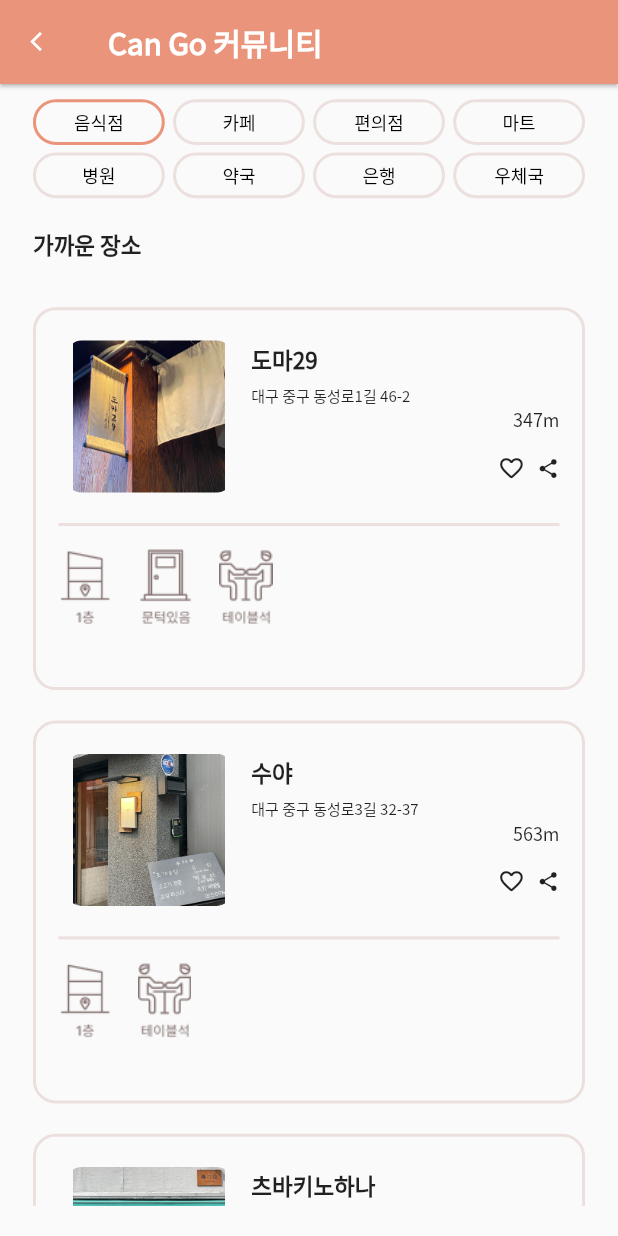
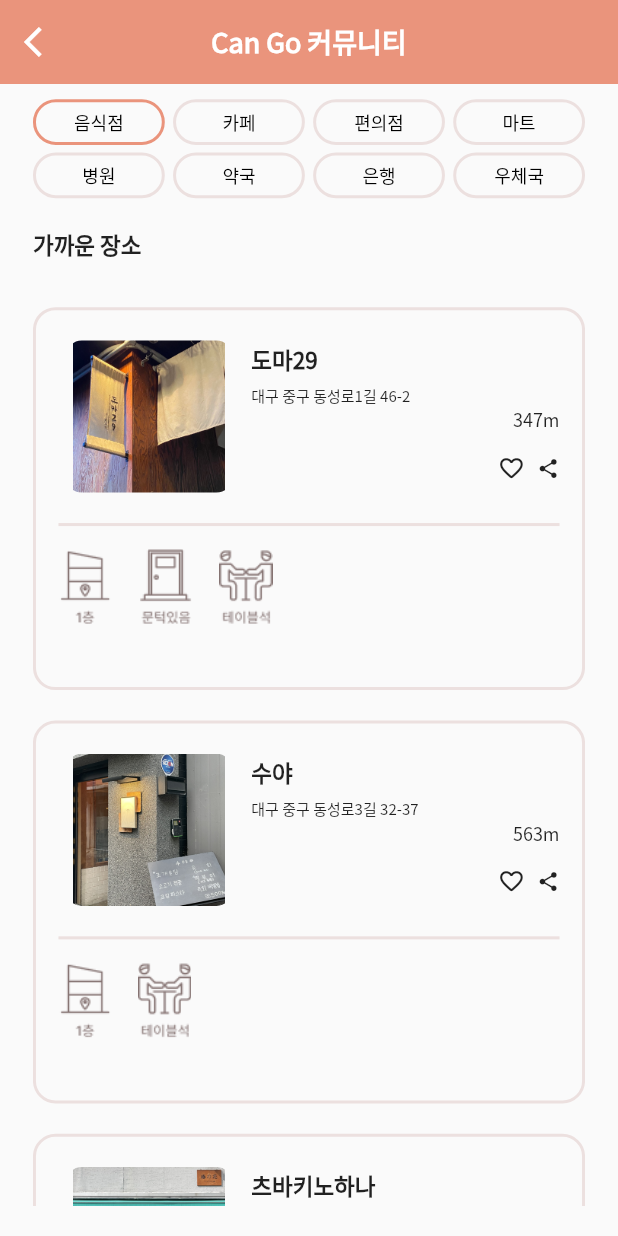
Before and after one commit to WheelEasyWorld/frontend, a Flutter app: the screen it shows after launch, after a tap on the "arrow back ios" icon, on a phone screen of 412 x 824 dp. Run offline on Flutter 3.47's test engine with Material 2 defaults, Android fonts, the light colour scheme and no system bars; our stand-ins replace carousel_slider, cloud_firestore, dio, firebase_core, flutter_dotenv, flutter_screenutil and 1 more; missing offline and left inert: kakao_flutter_sdk; accounts and stored records are empty; generated files the repository leaves out were written again; statements that could not run were skipped.

Commit message:
Revert "modifying community app bar"
This reverts commit f03403e841bf3c407c20b343592f87a3c372cb5b.

```diff
--- a/lib/screens/community/community_screen.dart
+++ b/lib/screens/community/community_screen.dart
@@ -1,7 +1,7 @@
 import 'package:flutter/material.dart';
+import 'package:frontend/screens/community/components/community_appbar.dart';
 import 'package:frontend/screens/community/components/community_home_body.dart';
 import 'package:frontend/screens/constants.dart';
-import 'package:frontend/widgets/app_bar.dart';
 import 'package:get/get.dart';
 
 class CommunityScreen extends StatefulWidget {
@@ -15,7 +15,7 @@ class _CommunityScreenState extends State<CommunityScreen> {
   @override
   Widget build(BuildContext context) {
     return Scaffold(
-      appBar: buildAppbar('Can Go 커뮤니티'),
+      appBar: CommunityAppbar(),
       body: CommunityHomeBody(),
     );
   }
--- /dev/null
+++ b/lib/screens/community/components/community_appbar.dart
@@ -0,0 +1,23 @@
+import 'package:flutter/cupertino.dart';
+import 'package:flutter/material.dart';
+import 'package:frontend/screens/constants.dart';
+import 'package:get/get.dart';
+
+PreferredSizeWidget CommunityAppbar() {
+  return AppBar(
+    backgroundColor: kCoralColor,
+    elevation: 0,
+    leading: IconButton(
+      icon: Icon(Icons.arrow_back_ios),
+      onPressed: () {
+        Get.back();
+      },
+    ),
+    title: Text(
+      "Can Go 커뮤니티",
+      style: TextStyle(
+          color: Colors.white, fontSize: 18, fontWeight: FontWeight.w700),
+    ),
+    centerTitle: true,
+  );
+}
--- a/lib/screens/community/store_detail_screen.dart
+++ b/lib/screens/community/store_detail_screen.dart
@@ -1,7 +1,7 @@
 import 'package:flutter/material.dart';
+import 'package:frontend/screens/community/components/community_appbar.dart';
 import 'package:frontend/screens/community/components/store_detail_body.dart';
 import 'package:frontend/screens/constants.dart';
-import 'package:frontend/widgets/app_bar.dart';
 
 class StoreDetailScreen extends StatefulWidget {
   StoreDetailScreen({Key? key}) : super(key: key);
@@ -14,7 +14,7 @@ class _StoreDetailScreenState extends State<StoreDetailScreen> {
   @override
   Widget build(BuildContext context) {
     return Scaffold(
-      appBar: buildAppbar('Can Go 커뮤니티'),
+      appBar: CommunityAppbar(),
       body: StoreDetailBody(),
     );
   }
```
Also changed, not shown: 1 other file.
